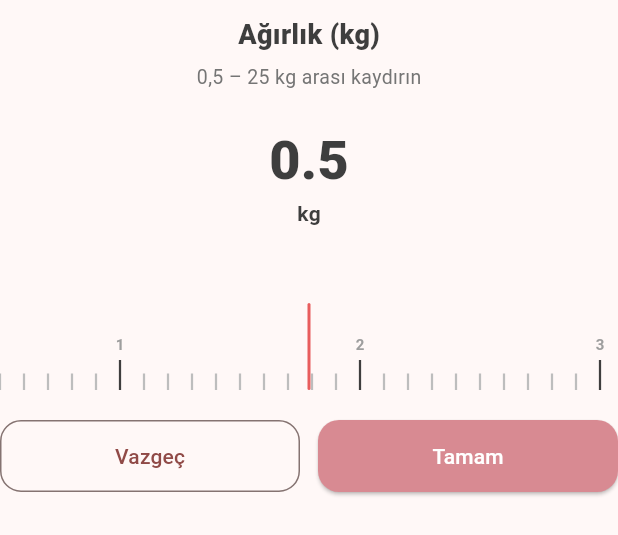
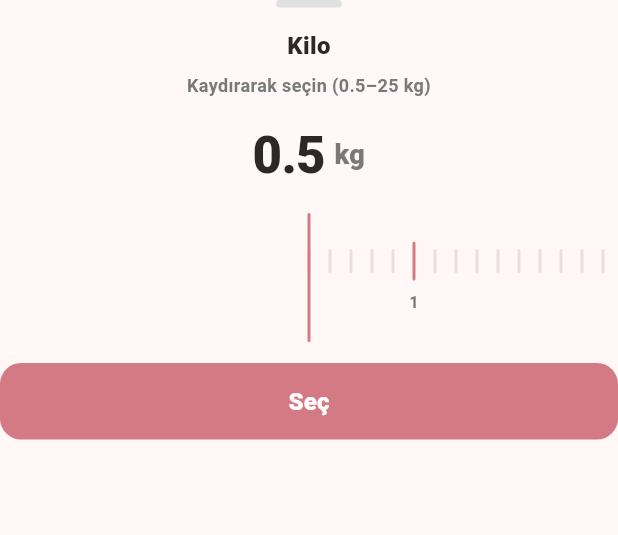
Before and after one commit to aleynayldzz/SmartPaw, a Flutter app: the _HorizontalWeightPicker widget shown alone on an empty page, opened directly with empty values, on a phone screen of 412 x 824 dp. Shown: the top 535 px of the screen. Run offline on Flutter 3.47's test engine with Material 3 defaults, Android fonts, the phone set to English and light mode, and no system bars; our stand-ins replace flutter_secure_storage, jwt_decoder; accounts and stored records are empty; network calls fail.

Commit message:
#15 kilo girişi görseli değiştirildi. veteriner ziyareti eklemedeki gibi yapıldı.

```diff
--- a/smart_paw/lib/screens/add_cat_screen.dart
+++ b/smart_paw/lib/screens/add_cat_screen.dart
@@ -6,6 +6,7 @@ import 'package:flutter/material.dart';
 import '../data/cat_breeds.dart';
 import '../models/cat_profile.dart';
 import '../services/cat_api_service.dart';
+import '../widgets/health/health_ui.dart';
 
 const _kCreamBg = Color(0xFFFFF9F1);
 const _kTitleColor = Color(0xFF3E3E3E);
@@ -504,31 +505,36 @@ class _AddCatScreenState extends State<AddCatScreen> {
   }
 
   Future<void> _pickWeight(BuildContext parentContext) async {
-    final mq = MediaQuery.sizeOf(parentContext);
-    await showModalBottomSheet<void>(
+    final initial = _weightKg.clamp(
+      _HorizontalWeightPicker.minKg,
+      _HorizontalWeightPicker.maxKg,
+    );
+    final picked = await showModalBottomSheet<double>(
       context: parentContext,
-      backgroundColor: _kCreamBg,
       isScrollControlled: true,
-      shape: const RoundedRectangleBorder(
-        borderRadius: BorderRadius.vertical(top: Radius.circular(20)),
+      backgroundColor: Colors.transparent,
+      builder: (ctx) {
+        return SafeArea(
+          top: false,
+          child: Align(
+            alignment: Alignment.bottomCenter,
+            child: Material(
+              color: HealthUi.cardBg,
+              borderRadius: const BorderRadius.vertical(
+                top: Radius.circular(24),
               ),
-      builder: (ctx) {
-        return Padding(
-          padding: EdgeInsets.only(
-            bottom: MediaQuery.paddingOf(ctx).bottom + 16,
+              clipBehavior: Clip.antiAlias,
+              child: Padding(
+                padding: const EdgeInsets.fromLTRB(20, 12, 20, 20),
+                child: _HorizontalWeightPicker(initialKg: initial),
               ),
-          child: _HorizontalWeightPicker(
-            width: mq.width,
-            initialKg: _weightKg,
-            onConfirm: (kg) {
-              setState(() => _weightKg = kg);
-              Navigator.pop(ctx);
-            },
-            onCancel: () => Navigator.pop(ctx),
+            ),
           ),
         );
       },
     );
+    if (picked == null || !mounted) return;
+    setState(() => _weightKg = picked);
   }
 
   String? _nameError(String raw) {
@@ -732,13 +738,36 @@ class _AddCatScreenState extends State<AddCatScreen> {
                         const SizedBox(width: 12),
                         Expanded(
                           child: _LabeledField(
-                            label: 'Ağırlık',
-                            child: _SelectRow(
-                              text:
+                            label: 'Kilo',
+                            child: InkWell(
+                              onTap: () => _pickWeight(context),
+                              borderRadius: BorderRadius.circular(12),
+                              child: InputDecorator(
+                                decoration: _weightFieldDecoration(
+                                  hint: 'Kilo seçin',
+                                ),
+                                child: Row(
+                                  children: [
+                                    Expanded(
+                                      child: Text(
                                         '${_weightKg.toStringAsFixed(1)} kg',
-                              trailing: Icons.tune_rounded,
-                              dense: true,
-                              onTap: () => _pickWeight(context),
+                                        style: const TextStyle(
+                                          fontSize: 14,
+                                          fontWeight: FontWeight.w600,
+                                          color: _kTitleColor,
+                                        ),
+                                      ),
+                                    ),
+                                    Icon(
+                                      Icons.swap_horiz_rounded,
+                                      size: 22,
+                                      color: HealthUi.muted.withValues(
+                                        alpha: 0.8,
+                                      ),
+                                    ),
+                                  ],
+                                ),
+                              ),
                             ),
                           ),
                         ),
@@ -1081,235 +1110,263 @@ class _DottedRectPainter extends CustomPainter {
   bool shouldRepaint(covariant CustomPainter oldDelegate) => false;
 }
 
+InputDecoration _weightFieldDecoration({required String hint}) {
+  return InputDecoration(
+    hintText: hint,
+    hintStyle: TextStyle(color: HealthUi.muted.withValues(alpha: 0.7)),
+    filled: true,
+    fillColor: Colors.white,
+    contentPadding: const EdgeInsets.symmetric(horizontal: 14, vertical: 14),
+    border: OutlineInputBorder(
+      borderRadius: BorderRadius.circular(12),
+      borderSide: const BorderSide(color: HealthUi.fieldBorder),
+    ),
+    enabledBorder: OutlineInputBorder(
+      borderRadius: BorderRadius.circular(12),
+      borderSide: const BorderSide(color: HealthUi.fieldBorder),
+    ),
+    focusedBorder: OutlineInputBorder(
+      borderRadius: BorderRadius.circular(12),
+      borderSide: const BorderSide(color: HealthUi.accentPink, width: 1.5),
+    ),
+  );
+}
+
 class _HorizontalWeightPicker extends StatefulWidget {
-  const _HorizontalWeightPicker({
-    required this.width,
-    required this.initialKg,
-    required this.onConfirm,
-    required this.onCancel,
-  });
+  const _HorizontalWeightPicker({required this.initialKg});
 
-  final double width;
   final double initialKg;
-  final ValueChanged<double> onConfirm;
-  final VoidCallback onCancel;
+
+  static const double minKg = 0.5;
+  static const double maxKg = 25.0;
+  static const double step = 0.1;
 
   @override
-  State<_HorizontalWeightPicker> createState() =>
-      _HorizontalWeightPickerState();
+  State<_HorizontalWeightPicker> createState() => _HorizontalWeightPickerState();
 }
 
 class _HorizontalWeightPickerState extends State<_HorizontalWeightPicker> {
-  static const double minKg = 0.5;
-  static const double maxKg = 25.0;
-  static const double step = 0.1;
-  /// Daha geniş tik = parmakla kaydırma daha kolay.
-  static const double tickWidth = 16;
+  static const double _tickWidth = 14.0;
 
   late final ScrollController _controller;
-  late int _tickCount;
+  late final int _tickCount;
   late double _displayKg;
+  bool _snapping = false;
 
   @override
   void initState() {
     super.initState();
-    _tickCount = ((maxKg - minKg) / step).round() + 1;
-    final idx = _indexForKg(widget.initialKg);
-    _displayKg = _kgForIndex(idx);
-    final initialOffset = idx * tickWidth;
-    _controller = ScrollController(initialScrollOffset: initialOffset);
+    _tickCount =
+        ((_HorizontalWeightPicker.maxKg - _HorizontalWeightPicker.minKg) /
+                    _HorizontalWeightPicker.step)
+                .round() +
+            1;
+    _displayKg = _kgForIndex(_indexForKg(widget.initialKg));
+    _controller = ScrollController(initialScrollOffset: _offsetForKg(_displayKg));
     _controller.addListener(_onScroll);
-    WidgetsBinding.instance.addPostFrameCallback((_) {
-      if (!_controller.hasClients) return;
-      final maxEx = _controller.position.maxScrollExtent;
-      final raw = _indexForKg(_displayKg) * tickWidth;
-      _controller.jumpTo(raw.clamp(0.0, maxEx));
-    });
   }
 
   @override
   void dispose() {
-    _controller.removeListener(_onScroll);
-    _controller.dispose();
+    _controller
+      ..removeListener(_onScroll)
+      ..dispose();
     super.dispose();
   }
 
+  void _onScroll() {
+    final idx =
+        (_controller.offset / _tickWidth).round().clamp(0, _tickCount - 1);
+    final kg = _kgForIndex(idx);
+    if (kg != _displayKg) setState(() => _displayKg = kg);
+  }
+
   int _indexForKg(double kg) {
-    final raw = ((kg - minKg) / step).round();
+    final raw =
+        ((kg - _HorizontalWeightPicker.minKg) / _HorizontalWeightPicker.step)
+            .round();
     return raw.clamp(0, _tickCount - 1);
   }
 
   double _kgForIndex(int i) {
-    final v = minKg + i * step;
+    final v =
+        _HorizontalWeightPicker.minKg + i * _HorizontalWeightPicker.step;
     return double.parse(v.toStringAsFixed(1));
   }
 
-  void _onScroll() {
-    final i = _indexFromOffset(_controller.offset);
-    final kg = _kgForIndex(i);
-    if (kg != _displayKg) {
-      setState(() => _displayKg = kg);
-    }
-  }
-
-  int _indexFromOffset(double offset) {
-    final i = (offset / tickWidth).round();
-    return i.clamp(0, _tickCount - 1);
-  }
-
-  void _snap() {
-    if (!_controller.hasClients) return;
-    final i = _indexFromOffset(_controller.offset);
-    final target = i * tickWidth;
-    final maxExtent = _controller.position.maxScrollExtent;
-    _controller.animateTo(
-      target.clamp(0.0, maxExtent),
-      duration: const Duration(milliseconds: 180),
-      curve: Curves.easeOutCubic,
-    );
-  }
+  double _offsetForKg(double kg) => _indexForKg(kg) * _tickWidth;
 
   @override
   Widget build(BuildContext context) {
-    final pad = (widget.width - tickWidth) / 2;
-    return Column(
+    final bottomInset = MediaQuery.viewInsetsOf(context).bottom;
+    return Padding(
+      padding: EdgeInsets.only(bottom: bottomInset),
+      child: Column(
         mainAxisSize: MainAxisSize.min,
+        crossAxisAlignment: CrossAxisAlignment.stretch,
         children: [
-        const SizedBox(height: 10),
+          Center(
+            child: Container(
+              width: 44,
+              height: 5,
+              decoration: BoxDecoration(
+                color: Colors.grey.shade300,
+                borderRadius: BorderRadius.circular(999),
+              ),
+            ),
+          ),
+          const SizedBox(height: 14),
           const Text(
-          'Ağırlık (kg)',
+            'Kilo',
+            textAlign: TextAlign.center,
             style: TextStyle(
+              fontSize: 16,
               fontWeight: FontWeight.w800,
-            fontSize: 18,
-            color: _kTitleColor,
+              color: HealthUi.titleInk,
             ),
           ),
           const SizedBox(height: 6),
           Text(
-          '0,5 – 25 kg arası kaydırın',
+            'Kaydırarak seçin (${_HorizontalWeightPicker.minKg.toStringAsFixed(1)}–${_HorizontalWeightPicker.maxKg.toStringAsFixed(0)} kg)',
+            textAlign: TextAlign.center,
             style: TextStyle(
-            color: Colors.grey.shade600,
-            fontSize: 13,
+              fontSize: 12,
+              fontWeight: FontWeight.w600,
+              color: HealthUi.muted.withValues(alpha: 0.9),
             ),
           ),
-        const SizedBox(height: 20),
+          const SizedBox(height: 14),
+          Row(
+            mainAxisAlignment: MainAxisAlignment.center,
+            children: [
               Text(
                 _displayKg.toStringAsFixed(1),
                 style: const TextStyle(
-            fontSize: 36,
-            fontWeight: FontWeight.w800,
-            color: _kTitleColor,
+                  fontSize: 34,
+                  fontWeight: FontWeight.w900,
+                  letterSpacing: -0.5,
+                  color: HealthUi.titleInk,
                 ),
               ),
-        const Text(
+              const SizedBox(width: 6),
+              Text(
                 'kg',
                 style: TextStyle(
-            fontWeight: FontWeight.w700,
-            color: _kTitleColor,
+                  fontSize: 18,
+                  fontWeight: FontWeight.w800,
+                  color: HealthUi.muted.withValues(alpha: 0.9),
                 ),
               ),
-        const SizedBox(height: 12),
+            ],
+          ),
+          const SizedBox(height: 14),
           SizedBox(
-          height: 96,
-          child: NotificationListener<ScrollNotification>(
+            height: 86,
+            child: Stack(
+              alignment: Alignment.center,
+              children: [
+                LayoutBuilder(
+                  builder: (context, constraints) {
+                    final w = constraints.maxWidth;
+                    final sidePad = (w / 2 - _tickWidth / 2).clamp(0.0, 9999.0);
+
+                    return NotificationListener<ScrollNotification>(
                       onNotification: (n) {
+                        if (_snapping) return false;
                         if (n is ScrollEndNotification) {
-                _snap();
+                          final idx = (_controller.offset / _tickWidth)
+                              .round()
+                              .clamp(0, _tickCount - 1);
+                          final target = idx * _tickWidth;
+                          _snapping = true;
+                          _controller
+                              .animateTo(
+                                target,
+                                duration: const Duration(milliseconds: 180),
+                                curve: Curves.easeOutCubic,
+                              )
+                              .whenComplete(() => _snapping = false);
                         }
                         return false;
                       },
-            child: Stack(
-              clipBehavior: Clip.hardEdge,
-              children: [
-                ListView.builder(
+                      child: ListView.builder(
                         controller: _controller,
                         scrollDirection: Axis.horizontal,
-                  padding: EdgeInsets.symmetric(horizontal: pad),
-                  physics: const BouncingScrollPhysics(
-                    parent: AlwaysScrollableScrollPhysics(),
-                  ),
+                        physics: const BouncingScrollPhysics(),
+                        padding: EdgeInsets.symmetric(horizontal: sidePad),
                         itemCount: _tickCount,
-                  itemBuilder: (context, i) {
+                        itemBuilder: (_, i) {
                           final kg = _kgForIndex(i);
                           final isWhole = (kg * 10).round() % 10 == 0;
                           return SizedBox(
-                      width: tickWidth,
+                            width: _tickWidth,
                             child: Column(
-                        mainAxisAlignment: MainAxisAlignment.end,
+                              mainAxisAlignment: MainAxisAlignment.center,
                               children: [
+                                Container(
+                                  width: 2,
+                                  height: isWhole ? 26 : 16,
+                                  decoration: BoxDecoration(
+                                    color: isWhole
+                                        ? HealthUi.accentPink
+                                        : HealthUi.fieldBorder.withValues(
+                                            alpha: 0.9,
+                                          ),
+                                    borderRadius: BorderRadius.circular(2),
+                                  ),
+                                ),
+                                const SizedBox(height: 6),
                                 Text(
                                   isWhole ? kg.toStringAsFixed(0) : '',
                                   style: TextStyle(
-                              fontSize: 10,
-                              color: Colors.grey.shade500,
-                              fontWeight: FontWeight.w600,
+                                    fontSize: 11,
+                                    fontWeight: FontWeight.w700,
+                                    color: HealthUi.muted.withValues(alpha: 0.9),
                                   ),
-                          ),
-                          const SizedBox(height: 4),
-                          Container(
-                            width: 1.5,
-                            height: isWhole ? 20 : 11,
-                            color: isWhole
-                                ? _kTitleColor
-                                : Colors.grey.shade400,
                                 ),
                               ],
                             ),
                           );
                         },
                       ),
-                Positioned.fill(
-                  child: IgnorePointer(
-                    child: Align(
-                      alignment: Alignment.bottomCenter,
+                    );
+                  },
+                ),
+                Positioned(
+                  top: 0,
+                  bottom: 0,
                   child: Container(
                     width: 2,
-                        height: 58,
                     decoration: BoxDecoration(
-                          color: const Color(0xFFE85D5D),
+                      color: HealthUi.accentPink,
                       borderRadius: BorderRadius.circular(2),
-                        ),
-                      ),
                     ),
                   ),
                 ),
               ],
             ),
           ),
-        ),
-        const SizedBox(height: 20),
-        Row(
-          children: [
-            Expanded(
-              child: OutlinedButton(
-                onPressed: widget.onCancel,
-                style: OutlinedButton.styleFrom(
-                  padding: const EdgeInsets.symmetric(vertical: 14),
-                  shape: RoundedRectangleBorder(
-                    borderRadius: BorderRadius.circular(14),
-                  ),
-                ),
-                child: const Text('Vazgeç'),
-              ),
-            ),
-            const SizedBox(width: 12),
-            Expanded(
-              child: ElevatedButton(
-                onPressed: () => widget.onConfirm(_displayKg),
-                style: ElevatedButton.styleFrom(
-                  backgroundColor: _kAccentPink,
+          const SizedBox(height: 14),
+          SizedBox(
+            width: double.infinity,
+            child: FilledButton(
+              onPressed: () => Navigator.pop(context, _displayKg),
+              style: FilledButton.styleFrom(
+                backgroundColor: HealthUi.accentPink,
                 foregroundColor: Colors.white,
                 padding: const EdgeInsets.symmetric(vertical: 14),
                 shape: RoundedRectangleBorder(
                   borderRadius: BorderRadius.circular(14),
                 ),
               ),
-                child: const Text('Tamam'),
+              child: const Text(
+                'Seç',
+                style: TextStyle(fontSize: 16, fontWeight: FontWeight.w800),
+              ),
             ),
           ),
         ],
       ),
-      ],
     );
   }
 }
--- a/smart_paw/lib/widgets/health/add_vet_appointment_sheet.dart
+++ b/smart_paw/lib/widgets/health/add_vet_appointment_sheet.dart
@@ -271,7 +271,7 @@ class _AddVetAppointmentSheetState extends State<AddVetAppointmentSheet> {
                 ),
                 const SizedBox(height: 16),
                 _LabeledField(
-                  label: 'Kilo (kg)',
+                  label: 'Kilo',
                   child: InkWell(
                     onTap: () => _pickWeight(context),
                     borderRadius: BorderRadius.circular(12),
@@ -526,7 +526,7 @@ class _HorizontalWeightPickerState extends State<_HorizontalWeightPicker> {
           ),
           const SizedBox(height: 14),
           const Text(
-            'Kilo (kg)',
+            'Kilo',
             textAlign: TextAlign.center,
             style: TextStyle(
               fontSize: 16,
```
Lines whose indentation alone changed are shown as unchanged.
